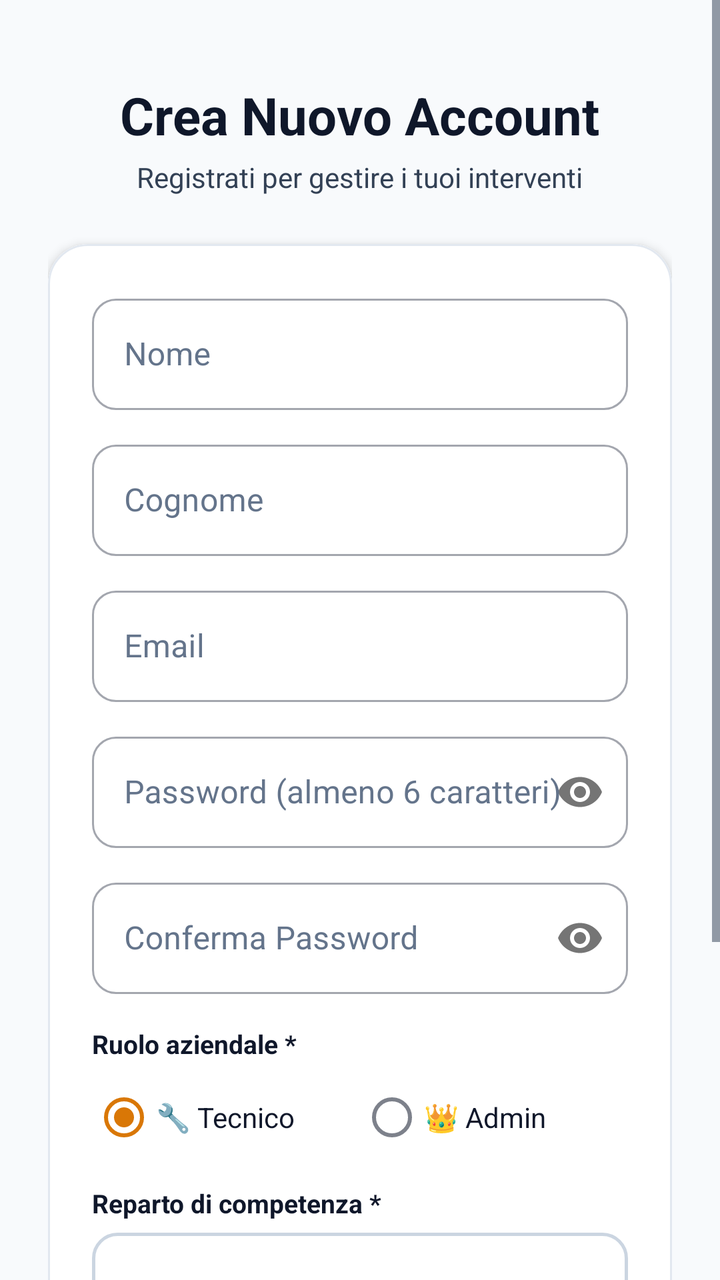
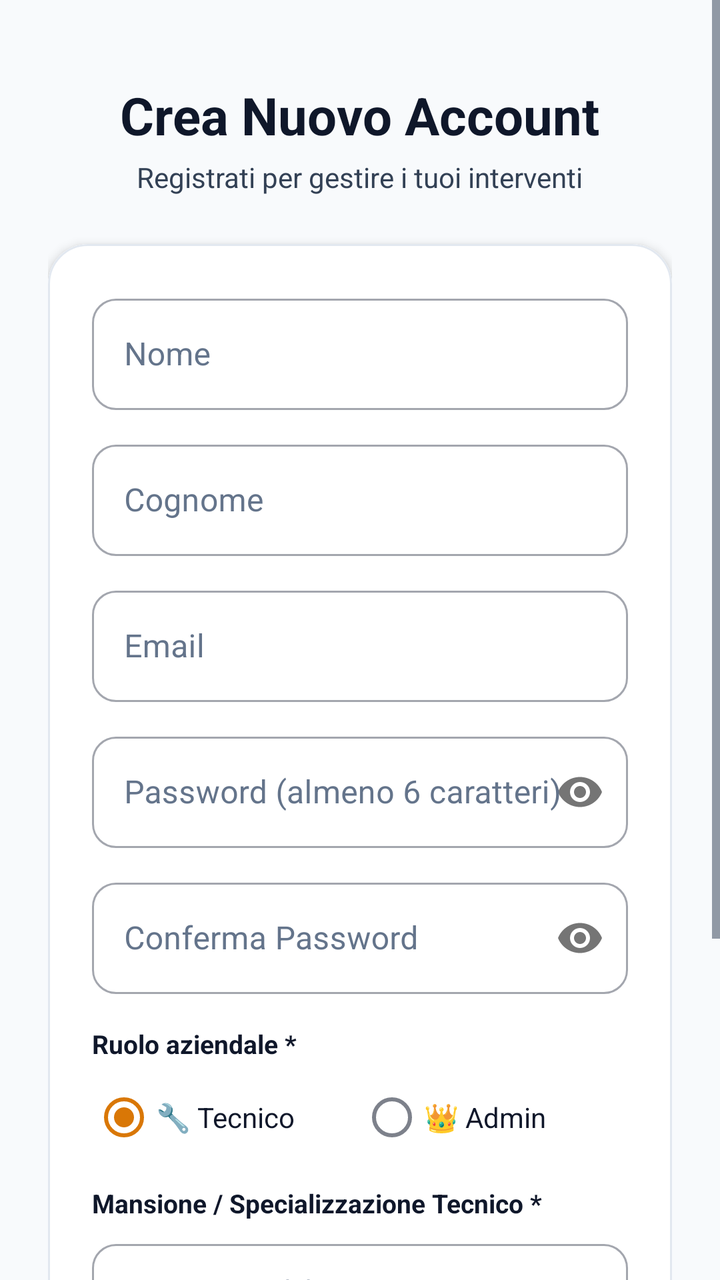

The first picture is an Android layout as it rendered before a commit; the second is the same layout after the commit. The layout source and the unified diff follow.
<!-- AndroidManifest.xml: application theme Theme.TechInterventionApp -->
<!-- res/layout/fragment_register.xml -->
<?xml version="1.0" encoding="utf-8"?>
<ScrollView
    xmlns:android="http://schemas.android.com/apk/res/android"
    xmlns:app="http://schemas.android.com/apk/res-auto"
    android:layout_width="match_parent"
    android:layout_height="match_parent"
    android:fillViewport="true"
    android:background="@color/background">

    <LinearLayout
        android:layout_width="match_parent"
        android:layout_height="wrap_content"
        android:orientation="vertical"
        android:gravity="center"
        android:padding="24dp">

        <TextView
            android:id="@+id/tv_title"
            android:layout_width="wrap_content"
            android:layout_height="wrap_content"
            android:text="Crea Nuovo Account"
            android:textSize="26sp"
            android:textStyle="bold"
            android:textColor="@color/text_primary"
            android:layout_marginTop="16dp" />

        <TextView
            android:layout_width="wrap_content"
            android:layout_height="wrap_content"
            android:text="Registrati per gestire i tuoi interventi"
            android:textSize="14sp"
            android:textColor="@color/text_secondary"
            android:layout_marginTop="4dp" />

        
        <com.google.android.material.card.MaterialCardView
            android:layout_width="match_parent"
            android:layout_height="wrap_content"
            app:cardCornerRadius="20dp"
            app:cardElevation="3dp"
            app:strokeColor="@color/border_subtle"
            app:strokeWidth="1dp"
            android:layout_marginTop="24dp">

            <LinearLayout
                android:layout_width="match_parent"
                android:layout_height="wrap_content"
                android:orientation="vertical"
                android:background="@color/surface"
                android:padding="22dp">

                <com.google.android.material.textfield.TextInputLayout
                    android:id="@+id/til_first_name"
                    style="@style/Widget.MaterialComponents.TextInputLayout.OutlinedBox"
                    android:layout_width="match_parent"
                    android:layout_height="wrap_content"
                    android:hint="Nome"
                    android:textColorHint="@color/text_muted"
                    app:boxCornerRadiusTopStart="12dp"
                    app:boxCornerRadiusTopEnd="12dp"
                    app:boxCornerRadiusBottomStart="12dp"
                    app:boxCornerRadiusBottomEnd="12dp">
                    <com.google.android.material.textfield.TextInputEditText
                        android:id="@+id/et_first_name"
                        android:layout_width="match_parent"
                        android:layout_height="wrap_content"
                        android:textColor="@color/text_primary"
                        android:inputType="textPersonName"
                        android:imeOptions="actionNext" />
                </com.google.android.material.textfield.TextInputLayout>

                <com.google.android.material.textfield.TextInputLayout
                    android:id="@+id/til_last_name"
                    style="@style/Widget.MaterialComponents.TextInputLayout.OutlinedBox"
                    android:layout_width="match_parent"
                    android:layout_height="wrap_content"
                    android:hint="Cognome"
                    android:textColorHint="@color/text_muted"
                    app:boxCornerRadiusTopStart="12dp"
                    app:boxCornerRadiusTopEnd="12dp"
                    app:boxCornerRadiusBottomStart="12dp"
                    app:boxCornerRadiusBottomEnd="12dp"
                    android:layout_marginTop="12dp">
                    <com.google.android.material.textfield.TextInputEditText
                        android:id="@+id/et_last_name"
                        android:layout_width="match_parent"
                        android:layout_height="wrap_content"
                        android:textColor="@color/text_primary"
                        android:inputType="textPersonName"
                        android:imeOptions="actionNext" />
                </com.google.android.material.textfield.TextInputLayout>

                <com.google.android.material.textfield.TextInputLayout
                    android:id="@+id/til_email"
                    style="@style/Widget.MaterialComponents.TextInputLayout.OutlinedBox"
                    android:layout_width="match_parent"
                    android:layout_height="wrap_content"
                    android:hint="Email"
                    android:textColorHint="@color/text_muted"
                    app:boxCornerRadiusTopStart="12dp"
                    app:boxCornerRadiusTopEnd="12dp"
                    app:boxCornerRadiusBottomStart="12dp"
                    app:boxCornerRadiusBottomEnd="12dp"
                    android:layout_marginTop="12dp">
                    <com.google.android.material.textfield.TextInputEditText
                        android:id="@+id/et_email"
                        android:layout_width="match_parent"
                        android:layout_height="wrap_content"
                        android:textColor="@color/text_primary"
                        android:inputType="textEmailAddress"
                        android:imeOptions="actionNext" />
                </com.google.android.material.textfield.TextInputLayout>

                <com.google.android.material.textfield.TextInputLayout
                    android:id="@+id/til_password"
                    style="@style/Widget.MaterialComponents.TextInputLayout.OutlinedBox"
                    android:layout_width="match_parent"
                    android:layout_height="wrap_content"
                    android:hint="Password (almeno 6 caratteri)"
                    android:textColorHint="@color/text_muted"
                    app:passwordToggleEnabled="true"
                    app:boxCornerRadiusTopStart="12dp"
                    app:boxCornerRadiusTopEnd="12dp"
                    app:boxCornerRadiusBottomStart="12dp"
                    app:boxCornerRadiusBottomEnd="12dp"
                    android:layout_marginTop="12dp">
                    <com.google.android.material.textfield.TextInputEditText
                        android:id="@+id/et_password"
                        android:layout_width="match_parent"
                        android:layout_height="wrap_content"
                        android:textColor="@color/text_primary"
                        android:inputType="textPassword"
                        android:imeOptions="actionNext" />
                </com.google.android.material.textfield.TextInputLayout>

                <com.google.android.material.textfield.TextInputLayout
                    android:id="@+id/til_confirm_password"
                    style="@style/Widget.MaterialComponents.TextInputLayout.OutlinedBox"
                    android:layout_width="match_parent"
                    android:layout_height="wrap_content"
                    android:hint="Conferma Password"
                    android:textColorHint="@color/text_muted"
                    app:passwordToggleEnabled="true"
                    app:boxCornerRadiusTopStart="12dp"
                    app:boxCornerRadiusTopEnd="12dp"
                    app:boxCornerRadiusBottomStart="12dp"
                    app:boxCornerRadiusBottomEnd="12dp"
                    android:layout_marginTop="12dp">
                    <com.google.android.material.textfield.TextInputEditText
                        android:id="@+id/et_confirm_password"
                        android:layout_width="match_parent"
                        android:layout_height="wrap_content"
                        android:textColor="@color/text_primary"
                        android:inputType="textPassword"
                        android:imeOptions="actionDone" />
                </com.google.android.material.textfield.TextInputLayout>

                
                <TextView
                    android:layout_width="match_parent"
                    android:layout_height="wrap_content"
                    android:text="Ruolo aziendale *"
                    android:textStyle="bold"
                    android:textSize="13sp"
                    android:textColor="@color/text_primary"
                    android:layout_marginTop="16dp"
                    android:layout_marginBottom="4dp" />

                <RadioGroup
                    android:id="@+id/rg_role"
                    android:layout_width="match_parent"
                    android:layout_height="wrap_content"
                    android:orientation="horizontal">
                    <RadioButton
                        android:id="@+id/rb_technician"
                        android:layout_width="0dp"
                        android:layout_height="wrap_content"
                        android:layout_weight="1"
                        android:text="🔧 Tecnico"
                        android:checked="true"
                        android:textColor="@color/text_primary" />
                    <RadioButton
                        android:id="@+id/rb_admin"
                        android:layout_width="0dp"
                        android:layout_height="wrap_content"
                        android:layout_weight="1"
                        android:text="👑 Admin"
                        android:textColor="@color/text_primary" />
                </RadioGroup>

                
                <LinearLayout
                    android:id="@+id/layout_department"
                    android:layout_width="match_parent"
                    android:layout_height="wrap_content"
                    android:orientation="vertical"
                    android:layout_marginTop="10dp">

                    <TextView
                        android:layout_width="match_parent"
                        android:layout_height="wrap_content"
                        android:text="Reparto di competenza *"
                        android:textStyle="bold"
                        android:textSize="13sp"
                        android:textColor="@color/text_primary"
                        android:layout_marginBottom="6dp" />

                    <Spinner
                        android:id="@+id/spinner_department"
                        android:layout_width="match_parent"
                        android:layout_height="wrap_content"
                        android:minHeight="50dp"
                        android:background="@drawable/spinner_background"
                        android:spinnerMode="dropdown" />
                </LinearLayout>

                <com.google.android.material.button.MaterialButton
                    android:id="@+id/btn_register"
                    android:layout_width="match_parent"
                    android:layout_height="52dp"
                    android:text="Crea Account"
                    android:textSize="16sp"
                    android:textStyle="bold"
                    android:textColor="@color/white"
                    app:backgroundTint="@color/primary"
                    app:cornerRadius="12dp"
                    android:layout_marginTop="22dp" />

            </LinearLayout>
        </com.google.android.material.card.MaterialCardView>

        
        <TextView
            android:id="@+id/tv_login"
            android:layout_width="wrap_content"
            android:layout_height="wrap_content"
            android:text="Hai già un account? Accedi"
            android:textColor="@color/primary"
            android:textStyle="bold"
            android:textSize="14sp"
            android:padding="12dp"
            android:layout_marginTop="16dp"
            android:layout_marginBottom="24dp" />

    </LinearLayout>
</ScrollView>
<!-- resources referenced by this layout -->
<resources>
  <color name="background">#F8FAFC</color>
  <color name="border_subtle">#E2E8F0</color>
  <color name="primary">#1E40AF</color>
  <color name="surface">#FFFFFF</color>
  <color name="text_muted">#64748B</color>
  <color name="text_primary">#0F172A</color>
  <color name="text_secondary">#334155</color>
  <color name="white">#FFFFFF</color>
  <!-- drawable spinner_background (drawable) -->
  <?xml version="1.0" encoding="utf-8"?>
  <shape xmlns:android="http://schemas.android.com/apk/res/android"
      android:shape="rectangle">
      <stroke
          android:width="1.5dp"
          android:color="@color/border_strong" />
      <corners android:radius="12dp" />
      <solid android:color="@color/surface" />
      <padding
          android:left="14dp"
          android:right="14dp"
          android:top="8dp"
          android:bottom="8dp" />
  </shape>
  <style name="Theme.TechInterventionApp" parent="Theme.MaterialComponents.Light.NoActionBar">
          
          <item name="colorPrimary">@color/primary</item>
          <item name="colorPrimaryVariant">@color/primary_variant</item>
          <item name="colorOnPrimary">@color/white</item>
          <item name="colorSecondary">@color/secondary</item>
          <item name="colorSecondaryVariant">@color/secondary_variant</item>
          <item name="colorOnSecondary">@color/white</item>
          <item name="colorError">@color/error</item>
  
          
          <item name="android:colorBackground">@color/background</item>
          <item name="colorSurface">@color/surface</item>
          <item name="colorOnSurface">@color/text_primary</item>
  
          
          <item name="android:textColor">@color/text_primary</item>
          <item name="android:textColorPrimary">@color/text_primary</item>
          <item name="android:textColorSecondary">@color/text_secondary</item>
          <item name="android:textColorHint">@color/text_muted</item>
  
          
          <item name="android:statusBarColor">@color/background</item>
          <item name="android:windowLightStatusBar">true</item>
          <item name="android:navigationBarColor">@color/surface</item>
          <item name="android:windowLightNavigationBar">true</item>
  
          
          <item name="textInputStyle">@style/Widget.App.TextInputLayout</item>
      </style>
  <color name="border_strong">#CBD5E1</color>
  <color name="primary_variant">#172554</color>
  <color name="secondary">#D97706</color>
  <color name="secondary_variant">#B45309</color>
  <color name="error">#DC2626</color>
  <style name="Widget.App.TextInputLayout" parent="Widget.MaterialComponents.TextInputLayout.OutlinedBox">
          <item name="boxStrokeColor">@color/primary</item>
          <item name="boxStrokeWidth">1.5dp</item>
          <item name="boxCornerRadiusTopStart">12dp</item>
          <item name="boxCornerRadiusTopEnd">12dp</item>
          <item name="boxCornerRadiusBottomStart">12dp</item>
          <item name="boxCornerRadiusBottomEnd">12dp</item>
          <item name="hintTextColor">@color/primary</item>
          <item name="android:textColorHint">@color/text_muted</item>
      </style>
</resources>

<!-- the commit's change to res/layout/fragment_register.xml (unified diff, before → after) -->
@@ -199,19 +199,34 @@
                     <TextView
                         android:layout_width="match_parent"
                         android:layout_height="wrap_content"
-                        android:text="Reparto di competenza *"
+                        android:text="Mansione / Specializzazione Tecnico *"
                         android:textStyle="bold"
                         android:textSize="13sp"
                         android:textColor="@color/text_primary"
                         android:layout_marginBottom="6dp" />
 
-                    <Spinner
-                        android:id="@+id/spinner_department"
-                        android:layout_width="match_parent"
-                        android:layout_height="wrap_content"
-                        android:minHeight="50dp"
-                        android:background="@drawable/spinner_background"
-                        android:spinnerMode="dropdown" />
+                    <com.google.android.material.textfield.TextInputLayout
+                        android:id="@+id/til_department"
+                        style="@style/Widget.MaterialComponents.TextInputLayout.OutlinedBox.ExposedDropdownMenu"
+                        android:layout_width="match_parent"
+                        android:layout_height="wrap_content"
+                        android:hint="Scrivi o scegli la mansione"
+                        android:textColorHint="@color/text_muted"
+                        app:boxCornerRadiusTopStart="12dp"
+                        app:boxCornerRadiusTopEnd="12dp"
+                        app:boxCornerRadiusBottomStart="12dp"
+                        app:boxCornerRadiusBottomEnd="12dp">
+
+                        <AutoCompleteTextView
+                            android:id="@+id/actv_department"
+                            android:layout_width="match_parent"
+                            android:layout_height="wrap_content"
+                            android:inputType="textCapWords"
+                            android:completionThreshold="1"
+                            android:textColor="@color/text_primary"
+                            android:textSize="14sp"
+                            android:paddingVertical="14dp" />
+                    </com.google.android.material.textfield.TextInputLayout>
                 </LinearLayout>
 
                 <com.google.android.material.button.MaterialButton
<!-- resource entries referenced after the edit -->
@@ -8,21 +8,6 @@
   <color name="text_primary">#0F172A</color>
   <color name="text_secondary">#334155</color>
   <color name="white">#FFFFFF</color>
-  <!-- drawable spinner_background (drawable) -->
-  <?xml version="1.0" encoding="utf-8"?>
-  <shape xmlns:android="http://schemas.android.com/apk/res/android"
-      android:shape="rectangle">
-      <stroke
-          android:width="1.5dp"
-          android:color="@color/border_strong" />
-      <corners android:radius="12dp" />
-      <solid android:color="@color/surface" />
-      <padding
-          android:left="14dp"
-          android:right="14dp"
-          android:top="8dp"
-          android:bottom="8dp" />
-  </shape>
   <style name="Theme.TechInterventionApp" parent="Theme.MaterialComponents.Light.NoActionBar">
           
           <item name="colorPrimary">@color/primary</item>
@@ -53,7 +38,6 @@
           
           <item name="textInputStyle">@style/Widget.App.TextInputLayout</item>
       </style>
-  <color name="border_strong">#CBD5E1</color>
   <color name="primary_variant">#172554</color>
   <color name="secondary">#D97706</color>
   <color name="secondary_variant">#B45309</color>
